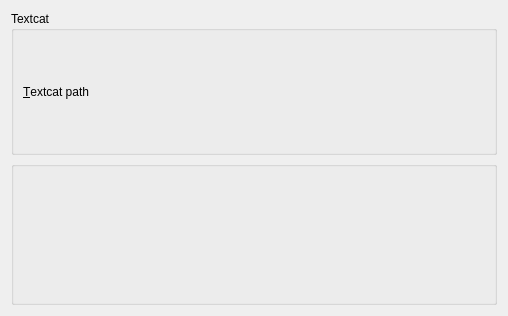
This is ID3GuessingSetup.ui in egasimus/id3encodingconverter as Qt 5 draws it before an edit. The edited form follows.
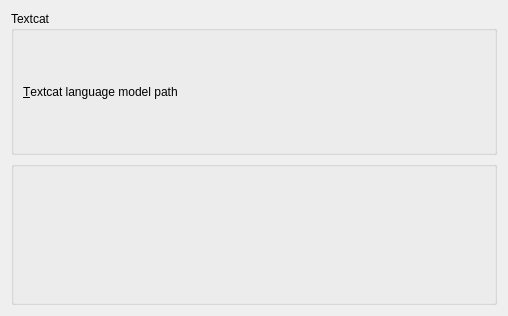
This is the edited form. Custom widgets are drawn as their Qt base class.

Patch:
```diff
--- a/ID3GuessingSetup.ui
+++ b/ID3GuessingSetup.ui
@@ -22,7 +22,7 @@
       <item row="0" column="0" >
        <widget class="QLabel" name="label" >
         <property name="text" >
-         <string>&amp;Textcat path</string>
+         <string>&amp;Textcat language model path</string>
         </property>
         <property name="buddy" >
          <cstring>kcfg_textcat_LM_path</cstring>
```
